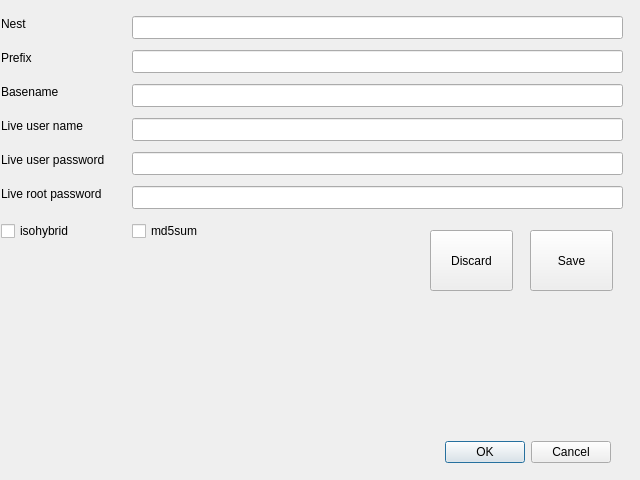
Above: src/ui/config.ui from pieroproietti/pengui before the change. Below: the same form after it.
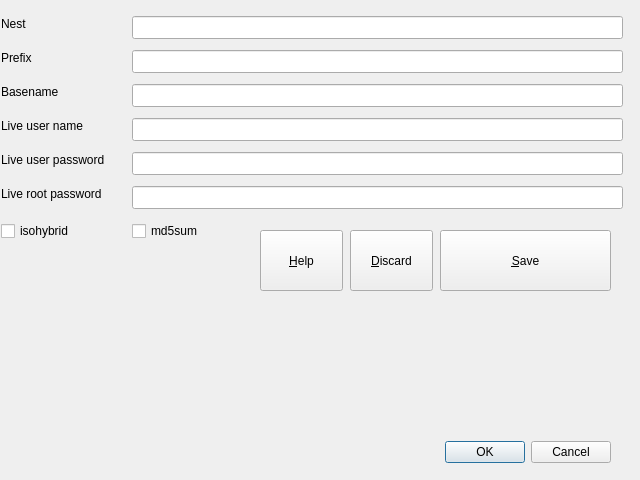
That is the form after the change.

The edit to the form file:
```diff
--- a/src/ui/config.ui
+++ b/src/ui/config.ui
@@ -48,27 +48,27 @@
   <widget class="QPushButton" name="pushButtonSave">
    <property name="geometry">
     <rect>
-     <x>530</x>
+     <x>440</x>
      <y>230</y>
-     <width>83</width>
+     <width>171</width>
      <height>61</height>
     </rect>
    </property>
    <property name="text">
-    <string>Save</string>
+    <string>&amp;Save</string>
    </property>
   </widget>
   <widget class="QPushButton" name="pushButtonDiscard">
    <property name="geometry">
     <rect>
-     <x>430</x>
+     <x>350</x>
      <y>230</y>
      <width>83</width>
      <height>61</height>
     </rect>
    </property>
    <property name="text">
-    <string>Discard</string>
+    <string>&amp;Discard</string>
    </property>
   </widget>
   <widget class="QCheckBox" name="checkBoxMakeIsohybrid">
@@ -241,6 +241,19 @@
     <string>Prefix</string>
    </property>
   </widget>
+  <widget class="QPushButton" name="pushButtonHelp">
+   <property name="geometry">
+    <rect>
+     <x>260</x>
+     <y>230</y>
+     <width>83</width>
+     <height>61</height>
+    </rect>
+   </property>
+   <property name="text">
+    <string>&amp;Help</string>
+   </property>
+  </widget>
  </widget>
  <resources/>
  <connections/>
```
Left out of the diff: 45 changed lines with no effect on the pictures.
